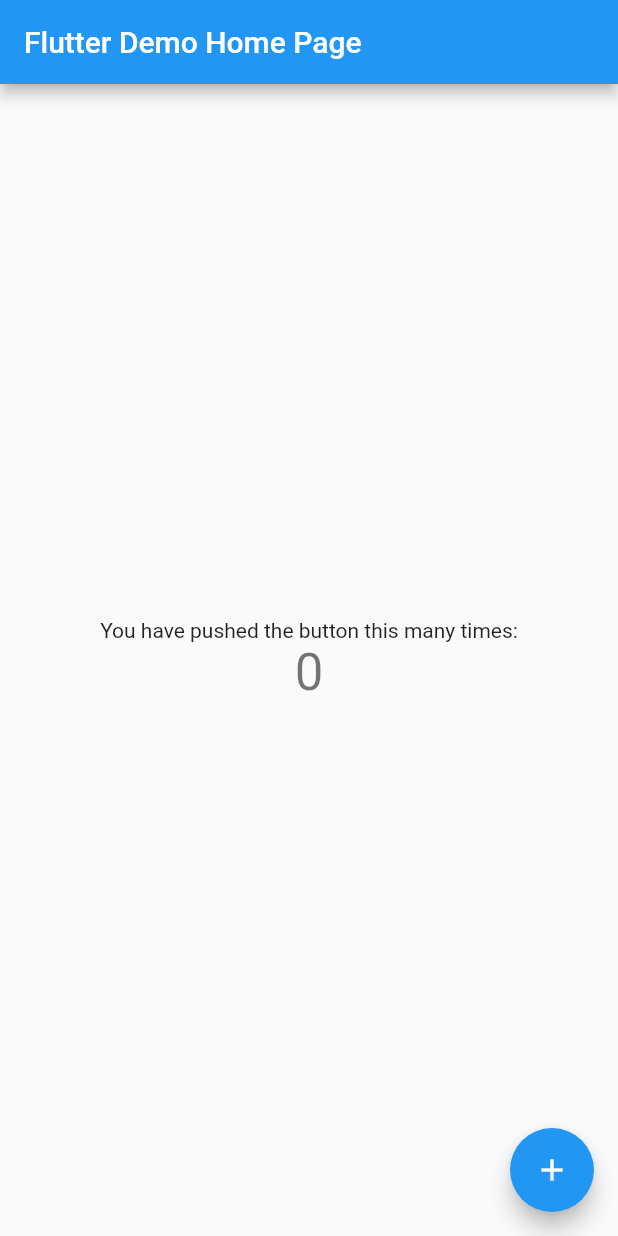
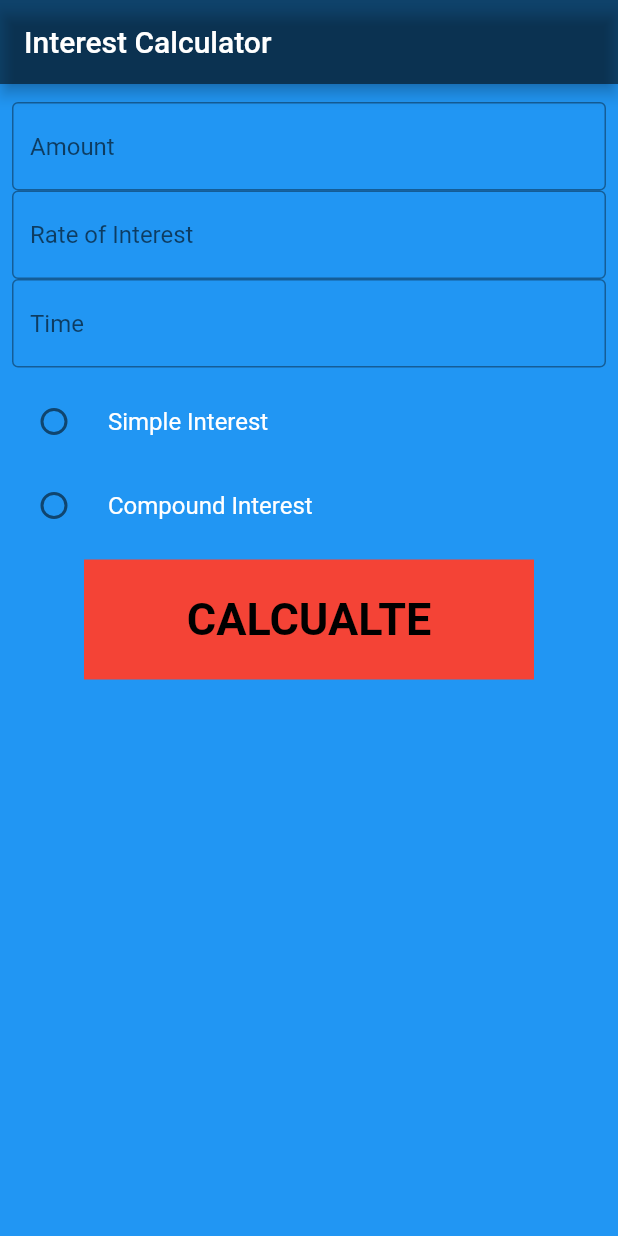
Before and after one commit to Saumyajain125/Simple-Interest-App, a Flutter app: the screen it shows after launch, on a phone screen of 412 x 824 dp. Run offline on Flutter 3.47's test engine with Material 2 defaults, Android fonts, the phone set to English and light mode, and no system bars; our stand-ins replace fluttertoast.

Commit message:
Update main.dart

```diff
--- a/sip_calculator/lib/main.dart
+++ b/sip_calculator/lib/main.dart
@@ -1,3 +1,5 @@
+import 'dart:math';
+import 'package:fluttertoast/fluttertoast.dart';
 import 'package:flutter/material.dart';
 
 void main() {
@@ -9,6 +11,7 @@ class MyApp extends StatelessWidget {
   @override
   Widget build(BuildContext context) {
     return MaterialApp(
+      debugShowCheckedModeBanner: false,
       title: 'Flutter Demo',
       theme: ThemeData(
         // This is the theme of your application.
@@ -29,7 +32,7 @@ class MyApp extends StatelessWidget {
 
 class MyHomePage extends StatefulWidget {
   MyHomePage({Key key, this.title}) : super(key: key);
-
+  String Intrest = 'simple';
   // This widget is the home page of your application. It is stateful, meaning
   // that it has a State object (defined below) that contains fields that affect
   // how it looks.
@@ -47,7 +50,23 @@ class MyHomePage extends StatefulWidget {
 
 class _MyHomePageState extends State<MyHomePage> {
   int _counter = 0;
+  int selectedRadioTile;
+  TextEditingController principal = TextEditingController();
+  TextEditingController rate = TextEditingController();
+  TextEditingController time = TextEditingController();
+  String fina = "";
+  @override
+  void initState() {
+    super.initState();
+    selectedRadioTile = 0;
+    selectedRadioTile = 0;
+  }
 
+  setSelectedRadioTile(int val) {
+    setState(() {
+      selectedRadioTile = val;
+    });
+  }
   void _incrementCounter() {
     setState(() {
       // This call to setState tells the Flutter framework that something has
@@ -68,46 +87,137 @@ class _MyHomePageState extends State<MyHomePage> {
     // fast, so that you can just rebuild anything that needs updating rather
     // than having to individually change instances of widgets.
     return Scaffold(
+      backgroundColor: Colors.blue,
       appBar: AppBar(
         // Here we take the value from the MyHomePage object that was created by
         // the App.build method, and use it to set our appbar title.
-        title: Text(widget.title),
+        backgroundColor: Colors.black54,
+        title: Text("Interest Calculator"),
+        centerTitle: false,
       ),
-      body: Center(
-        // Center is a layout widget. It takes a single child and positions it
-        // in the middle of the parent.
-        child: Column(
-          // Column is also a layout widget. It takes a list of children and
-          // arranges them vertically. By default, it sizes itself to fit its
-          // children horizontally, and tries to be as tall as its parent.
-          //
-          // Invoke "debug painting" (press "p" in the console, choose the
-          // "Toggle Debug Paint" action from the Flutter Inspector in Android
-          // Studio, or the "Toggle Debug Paint" command in Visual Studio Code)
-          // to see the wireframe for each widget.
-          //
-          // Column has various properties to control how it sizes itself and
-          // how it positions its children. Here we use mainAxisAlignment to
-          // center the children vertically; the main axis here is the vertical
-          // axis because Columns are vertical (the cross axis would be
-          // horizontal).
-          mainAxisAlignment: MainAxisAlignment.center,
-          children: <Widget>[
-            Text(
-              'You have pushed the button this many times:',
-            ),
-            Text(
-              '$_counter',
-              style: Theme.of(context).textTheme.headline4,
-            ),
-          ],
+      body: SingleChildScrollView(
+        child: Container(
+          height: MediaQuery.of(context).size.height,
+          width: MediaQuery.of(context).size.width,
+          child: Column(
+            children: [
+              //First Column here we will have an image
+              //getImage(),
+              // 3 textFields
+              Padding(
+                padding: const EdgeInsets.only(top:12.0,left: 8.0,right: 8.0,bottom: 8.0),
+                child: Column(
+
+                  mainAxisAlignment: MainAxisAlignment.spaceAround,
+                  children: [
+                    Textfield(principal,"Amount"),
+                    Textfield(rate,"Rate of Interest"),
+                    Textfield(time,"Time"),
+                  ],
+                ),
+              ),
+              RadioListTile(
+                tileColor: Colors.grey,
+                value: 1,
+                groupValue: selectedRadioTile,
+                title: Text("Simple Interest",style: TextStyle(color: Colors.white),),
+                onChanged: (val) {
+                  print("Radio Tile pressed $val");
+                  setSelectedRadioTile(val);
+                },
+                activeColor: Colors.red,
+                selected: true,
+              ),
+              RadioListTile(
+                value: 2,
+                groupValue: selectedRadioTile,
+                title: Text("Compound Interest",style: TextStyle(color: Colors.white),),
+                onChanged: (val) {
+                  print("Radio Tile pressed $val");
+                  setSelectedRadioTile(val);
+                },
+                activeColor: Colors.red,
+                selected: false,
+              ),
+              // Button to Calculate
+              Padding(
+                padding: const EdgeInsets.all(8.0),
+                child: InkWell(
+                  child: Container(
+                    height: 80,
+                    width: 300,
+                    decoration: BoxDecoration(
+                      color: Colors.red,
+                    ),
+                    child: Center(child: Text("CALCUALTE",style: TextStyle(fontSize: 30,color: Colors.black,fontWeight: FontWeight.bold),)),
+                  ),
+                  onTap: () {
+                    Fluttertoast.showToast(
+                        msg: Setvalue(),
+                        toastLength: Toast.LENGTH_SHORT,
+                        gravity: ToastGravity.CENTER,
+                        timeInSecForIosWeb: 1,
+                        backgroundColor: Colors.red,
+                        textColor: Colors.white,
+                        fontSize: 16.0
+                    );
+                    // final snackBar = SnackBar(content: Text(Setvalue()));
+                    // ScaffoldMessenger.of(context).showSnackBar(snackBar);
+                  },
+                ),
+              ),
+            ],
+          ),
         ),
       ),
-      floatingActionButton: FloatingActionButton(
-        onPressed: _incrementCounter,
-        tooltip: 'Increment',
-        child: Icon(Icons.add),
-      ), // This trailing comma makes auto-formatting nicer for build methods.
+    );
+  }
+  String Setvalue(){
+    String answer = "";
+    double p = double.parse(principal.text);
+    double r = double.parse(rate.text);
+    double t = double.parse(time.text);
+
+    double netpayableamount = 0;
+    if(selectedRadioTile == 1){
+      netpayableamount = p+(p*r*t)/100;
+    }
+    else if(selectedRadioTile == 2){
+      netpayableamount = p + pow((1+(r/100)),t);
+    }
+    if(t == 1){
+      answer = "Interst in $t time would be $netpayableamount at rate of $r";
+    }
+    else{
+      answer = "Interst in $t time would be $netpayableamount at rate of $r";
+    }
+    print(answer);
+    return answer;
+  }
+  TextField Textfield(cont,str) {
+    return TextField(
+      cursorColor: Colors.white,
+      controller: cont,
+      keyboardType: TextInputType.number,
+
+      decoration: InputDecoration(
+          hintText: str,
+          border: const OutlineInputBorder(
+
+          )
+      ),
+    );
+  }
+
+  Container getImage() {
+    return Container(
+      height: 400,
+      width: 400,
+      decoration: BoxDecoration(
+          image: DecorationImage(
+            image: AssetImage('images/pic1.jpg'),
+          )
+      ),
     );
   }
 }
```
